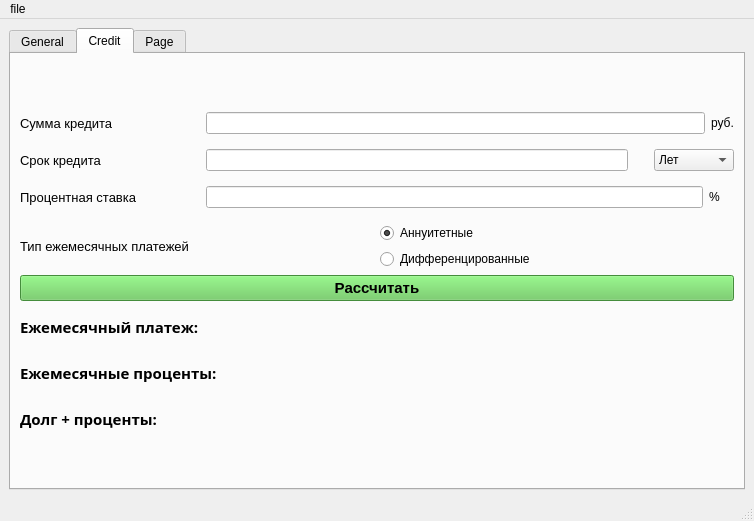
Before: the Qt Designer form srcs/View/calculator.ui in GMNSA/SmartCalc_v2, drawn with Qt 5.
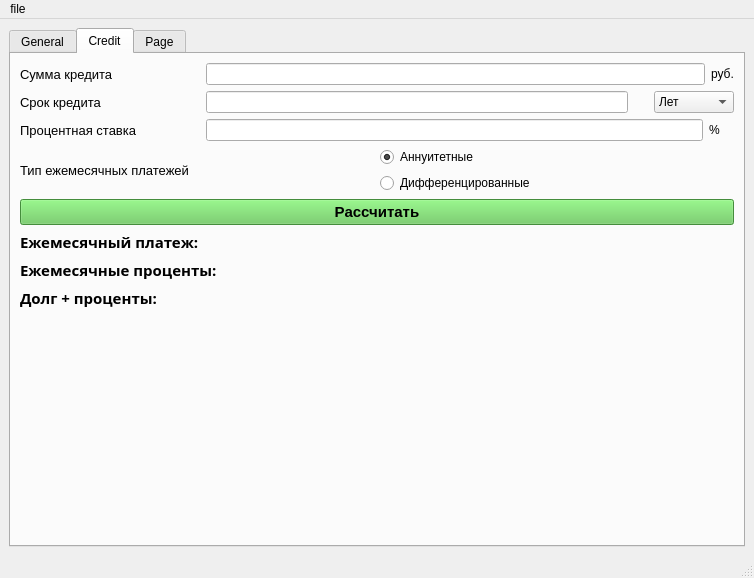
After: the same form once the commit is applied.

```diff
--- a/srcs/View/calculator.ui
+++ b/srcs/View/calculator.ui
@@ -7,7 +7,7 @@
     <x>0</x>
     <y>0</y>
     <width>754</width>
-    <height>521</height>
+    <height>578</height>
    </rect>
   </property>
   <property name="minimumSize">
@@ -773,9 +773,115 @@
        <attribute name="title">
         <string>Credit</string>
        </attribute>
-       <layout class="QGridLayout" name="gridLayout_8">
-        <item row="1" column="0">
-         <layout class="QVBoxLayout" name="verticalLayout_23">
+       <layout class="QGridLayout" name="gridLayout_9">
+        <item row="2" column="0">
+         <layout class="QGridLayout" name="gridLayout_8">
+          <item row="0" column="0">
+           <layout class="QHBoxLayout" name="horizontalLayout_49">
+            <item>
+             <widget class="QLabel" name="label_one_sample">
+              <property name="font">
+               <font>
+                <family>Open Sans</family>
+                <pointsize>11</pointsize>
+                <italic>false</italic>
+                <bold>true</bold>
+               </font>
+              </property>
+              <property name="text">
+               <string>Ежемесячный платеж:</string>
+              </property>
+             </widget>
+            </item>
+            <item>
+             <widget class="QLabel" name="label_one">
+              <property name="font">
+               <font>
+                <family>Open Sans</family>
+                <pointsize>11</pointsize>
+                <italic>false</italic>
+                <bold>true</bold>
+               </font>
+              </property>
+              <property name="text">
+               <string/>
+              </property>
+             </widget>
+            </item>
+           </layout>
+          </item>
+          <item row="1" column="0">
+           <layout class="QHBoxLayout" name="horizontalLayout_50">
+            <item>
+             <widget class="QLabel" name="label_two_sample">
+              <property name="font">
+               <font>
+                <family>Open Sans</family>
+                <pointsize>11</pointsize>
+                <italic>false</italic>
+                <bold>true</bold>
+               </font>
+              </property>
+              <property name="text">
+               <string>Ежемесячные проценты:</string>
+              </property>
+             </widget>
+            </item>
+            <item>
+             <widget class="QLabel" name="label_two">
+              <property name="font">
+               <font>
+                <family>Open Sans</family>
+                <pointsize>11</pointsize>
+                <italic>false</italic>
+                <bold>true</bold>
+               </font>
+              </property>
+              <property name="text">
+               <string/>
+              </property>
+             </widget>
+            </item>
+           </layout>
+          </item>
+          <item row="2" column="0">
+           <layout class="QHBoxLayout" name="horizontalLayout_51">
+            <item>
+             <widget class="QLabel" name="label_three_sample">
+              <property name="font">
+               <font>
+                <family>Open Sans</family>
+                <pointsize>11</pointsize>
+                <italic>false</italic>
+                <bold>true</bold>
+               </font>
+              </property>
+              <property name="text">
+               <string>Долг + проценты:</string>
+              </property>
+             </widget>
+            </item>
+            <item>
+             <widget class="QLabel" name="label_three">
+              <property name="font">
+               <font>
+                <family>Open Sans</family>
+                <pointsize>11</pointsize>
+                <italic>false</italic>
+                <bold>true</bold>
+               </font>
+              </property>
+              <property name="text">
+               <string/>
+              </property>
+             </widget>
+            </item>
+           </layout>
+          </item>
+         </layout>
+        </item>
+        <item row="0" column="0">
+         <layout class="QVBoxLayout" name="verticalLayout_24">
           <item>
            <layout class="QHBoxLayout" name="horizontalLayout_3">
             <item>
@@ -970,6 +1076,10 @@
             </item>
            </layout>
           </item>
+         </layout>
+        </item>
+        <item row="1" column="0">
+         <layout class="QVBoxLayout" name="verticalLayout_23">
           <item>
            <layout class="QHBoxLayout" name="horizontalLayout_6">
             <item>
@@ -1032,133 +1142,12 @@
             </property>
            </widget>
           </item>
-          <item>
-           <layout class="QHBoxLayout" name="horizontalLayout_49">
-            <item>
-             <widget class="QLabel" name="label_one_sample">
-              <property name="font">
-               <font>
-                <family>Open Sans</family>
-                <pointsize>11</pointsize>
-                <italic>false</italic>
-                <bold>true</bold>
-               </font>
-              </property>
-              <property name="text">
-               <string>Ежемесячный платеж:</string>
-              </property>
-             </widget>
-            </item>
-            <item>
-             <widget class="QLabel" name="label_one">
-              <property name="font">
-               <font>
-                <family>Open Sans</family>
-                <pointsize>11</pointsize>
-                <italic>false</italic>
-                <bold>true</bold>
-               </font>
-              </property>
-              <property name="text">
-               <string/>
-              </property>
-             </widget>
-            </item>
-           </layout>
-          </item>
-          <item>
-           <layout class="QHBoxLayout" name="horizontalLayout_50">
-            <item>
-             <widget class="QLabel" name="label_two_sample">
-              <property name="font">
-               <font>
-                <family>Open Sans</family>
-                <pointsize>11</pointsize>
-                <italic>false</italic>
-                <bold>true</bold>
-               </font>
-              </property>
-              <property name="text">
-               <string>Ежемесячные проценты:</string>
-              </property>
-             </widget>
-            </item>
-            <item>
-             <widget class="QLabel" name="label_two">
-              <property name="font">
-               <font>
-                <family>Open Sans</family>
-                <pointsize>11</pointsize>
-                <italic>false</italic>
-                <bold>true</bold>
-               </font>
-              </property>
-              <property name="text">
-               <string/>
-              </property>
-             </widget>
-            </item>
-           </layout>
-          </item>
-          <item>
-           <layout class="QHBoxLayout" name="horizontalLayout_51">
-            <item>
-             <widget class="QLabel" name="label_three_sample">
-              <property name="font">
-               <font>
-                <family>Open Sans</family>
-                <pointsize>11</pointsize>
-                <italic>false</italic>
-                <bold>true</bold>
-               </font>
-              </property>
-              <property name="text">
-               <string>Долг + проценты:</string>
-              </property>
-             </widget>
-            </item>
-            <item>
-             <widget class="QLabel" name="label_three">
-              <property name="font">
-               <font>
-                <family>Open Sans</family>
-                <pointsize>11</pointsize>
-                <italic>false</italic>
-                <bold>true</bold>
-               </font>
-              </property>
-              <property name="text">
-               <string/>
-              </property>
-             </widget>
-            </item>
-           </layout>
-          </item>
          </layout>
         </item>
-        <item row="2" column="0">
-         <spacer name="verticalSpacer_14">
+        <item row="3" column="0">
+         <spacer name="verticalSpacer_5">
           <property name="orientation">
            <enum>Qt::Vertical</enum>
-          </property>
-          <property name="sizeType">
-           <enum>QSizePolicy::Preferred</enum>
-          </property>
-          <property name="sizeHint" stdset="0">
-           <size>
-            <width>20</width>
-            <height>40</height>
-           </size>
-          </property>
-         </spacer>
-        </item>
-        <item row="0" column="0">
-         <spacer name="verticalSpacer_15">
-          <property name="orientation">
-           <enum>Qt::Vertical</enum>
-          </property>
-          <property name="sizeType">
-           <enum>QSizePolicy::Preferred</enum>
           </property>
           <property name="sizeHint" stdset="0">
            <size>
```
Left out of the diff: 1 changed line with no effect on the pictures.
